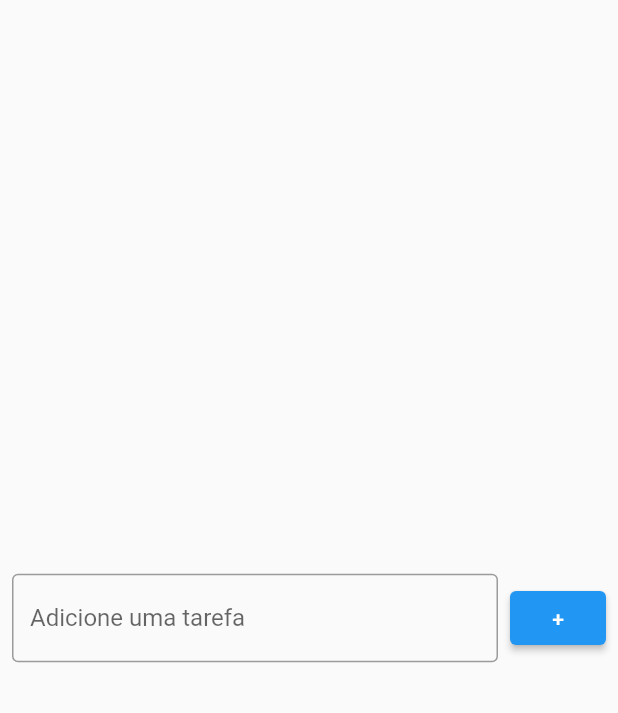
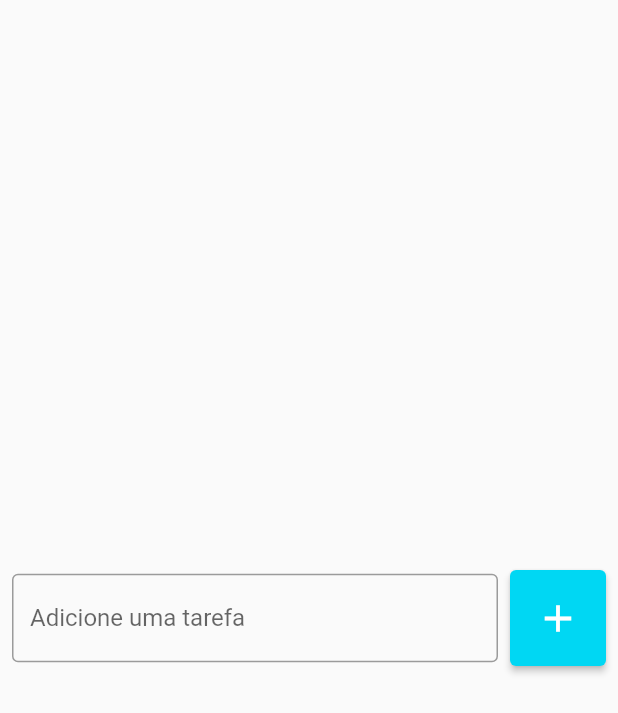
Before and after one commit to 9reis/app_lista_tarefas, a Flutter app: the screen it shows after launch, on a phone screen of 412 x 824 dp. Shown: the top 713 px of the screen. Run offline on Flutter 3.47's test engine with Material 2 defaults, Android fonts, the phone set to English and light mode, and no system bars.

Commit message:
Personalizando o botão

```diff
--- a/lib/pages/todo_list_page.dart
+++ b/lib/pages/todo_list_page.dart
@@ -24,8 +24,19 @@ class TodoListPage extends StatelessWidget {
               ),
               ElevatedButton(
                 onPressed: () {},
-                child: Text(' + '),
+                style: ElevatedButton.styleFrom(
+                    primary: Color(0xFF00D7F3),
+                    //Colors.purple,
+                    //fixedSize: Size(100, 200), tamanho fixo
+                    padding: const EdgeInsets.all(17) // Padding no botão
+                    // EdgeInsets.zero, Espaçamento minimo
+                    ),
+                child: Icon(Icons.add, size: 30),
+                //Text(
+                //  ' Enviar',
+                //  style: TextStyle(fontSize: 40),
               ),
+              //
             ],
           ),
         ),
```
